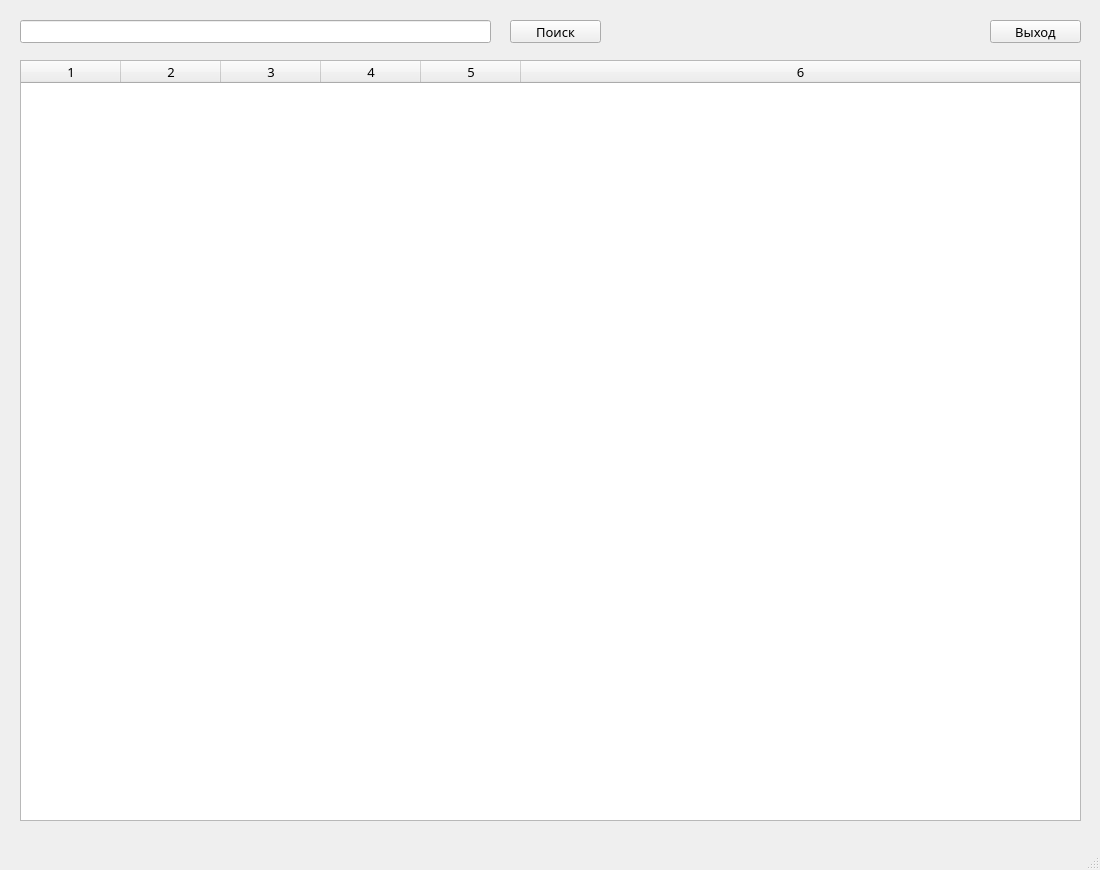
Old version of the form window.ui in the repository wtrghux/python_vndb_parser.
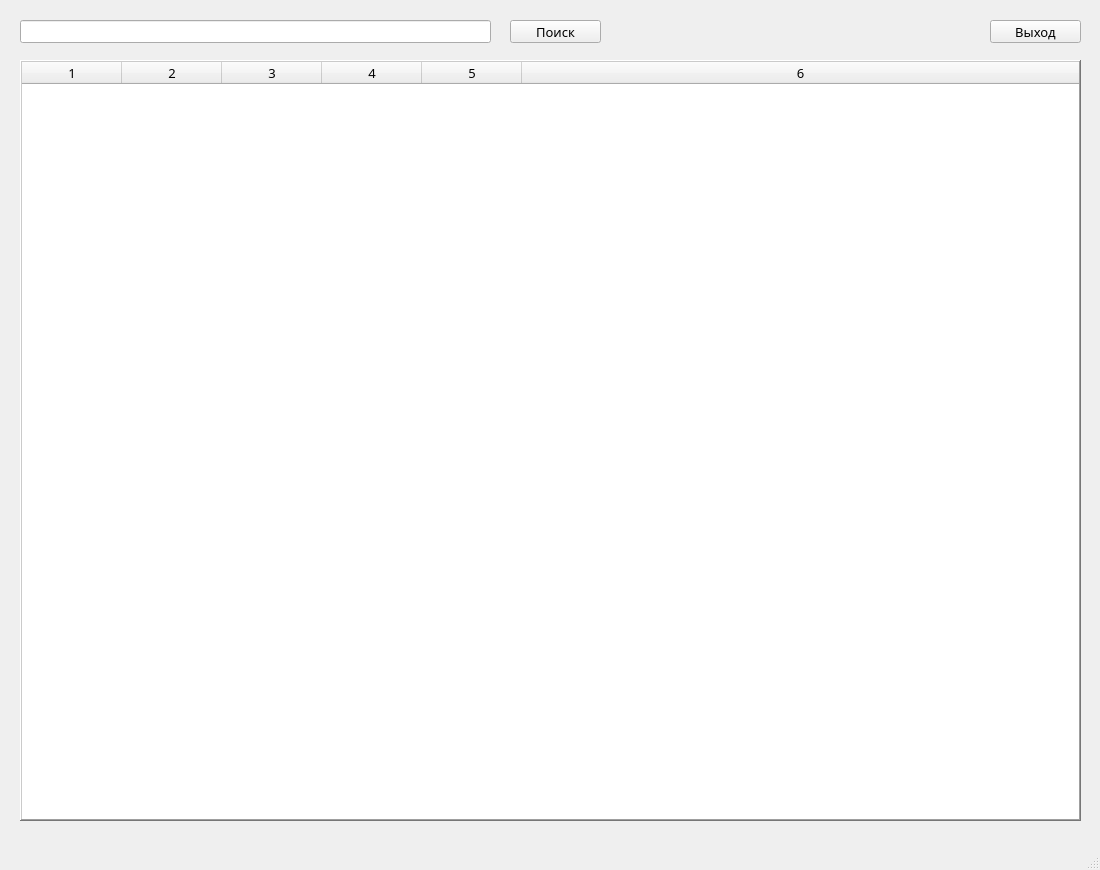
New version of the form.

Commit message: add open link and fixed column size

The edit to the form file:
```diff
--- a/window.ui
+++ b/window.ui
@@ -83,6 +83,15 @@
       <pointsize>10</pointsize>
      </font>
     </property>
+    <property name="frameShape">
+     <enum>QFrame::WinPanel</enum>
+    </property>
+    <property name="frameShadow">
+     <enum>QFrame::Raised</enum>
+    </property>
+    <property name="midLineWidth">
+     <number>0</number>
+    </property>
     <property name="sizeAdjustPolicy">
      <enum>QAbstractScrollArea::AdjustToContents</enum>
     </property>
```
Left out of the diff: 5 changed lines with no effect on the pictures. The commit also changes 2 other files.
